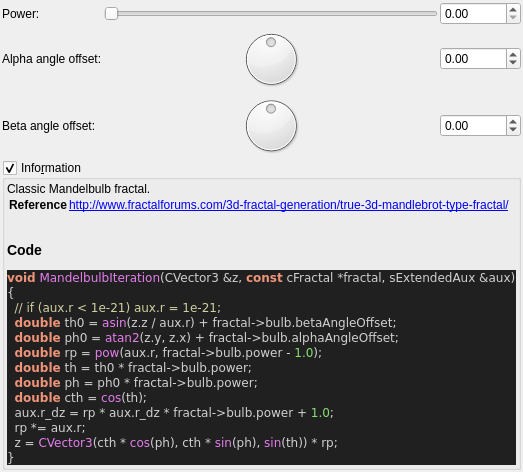
Above: mandelbulber2/qt_data/fractal_mandelbulb.ui from buddhi1980/mandelbulber2 before the change. Below: the same form after it.
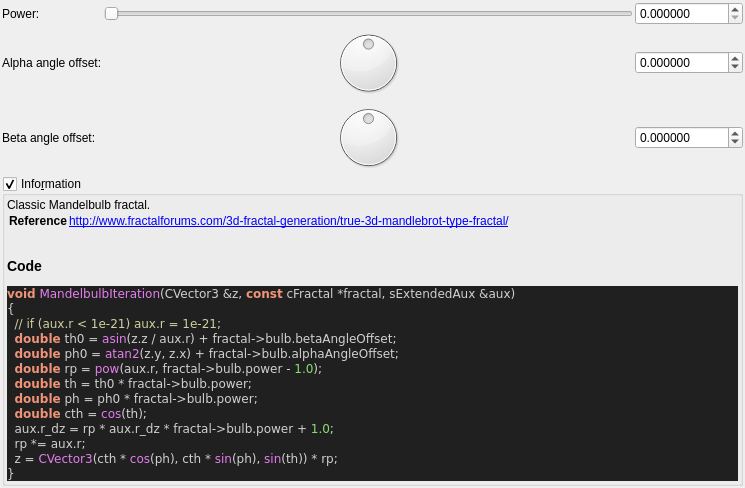
That is the form after the change. Custom widgets are drawn as their Qt base class.

Patch:
```diff
--- a/mandelbulber2/qt_data/fractal_mandelbulb.ui
+++ b/mandelbulber2/qt_data/fractal_mandelbulb.ui
@@ -6,8 +6,8 @@
    <rect>
     <x>0</x>
     <y>0</y>
-    <width>446</width>
-    <height>472</height>
+    <width>745</width>
+    <height>488</height>
    </rect>
   </property>
   <property name="windowTitle">
@@ -49,7 +49,7 @@
         <string/>
        </property>
        <property name="decimals">
-        <number>2</number>
+        <number>6</number>
        </property>
        <property name="minimum">
         <double>-36000.000000000000000</double>
@@ -84,13 +84,13 @@
         <string/>
        </property>
        <property name="decimals">
-        <number>2</number>
+        <number>6</number>
        </property>
        <property name="minimum">
         <double>0.000000000000000</double>
        </property>
        <property name="maximum">
-        <double>1000.000000000000000</double>
+        <double>99.989999999999995</double>
        </property>
        <property name="singleStep">
         <double>0.100000000000000</double>
@@ -112,7 +112,7 @@
         <string/>
        </property>
        <property name="decimals">
-        <number>2</number>
+        <number>6</number>
        </property>
        <property name="minimum">
         <double>-36000.000000000000000</double>
@@ -134,7 +134,7 @@
         </sizepolicy>
        </property>
        <property name="maximum">
-        <number>2000</number>
+        <number>20000000</number>
        </property>
        <property name="singleStep">
         <number>1</number>
```
